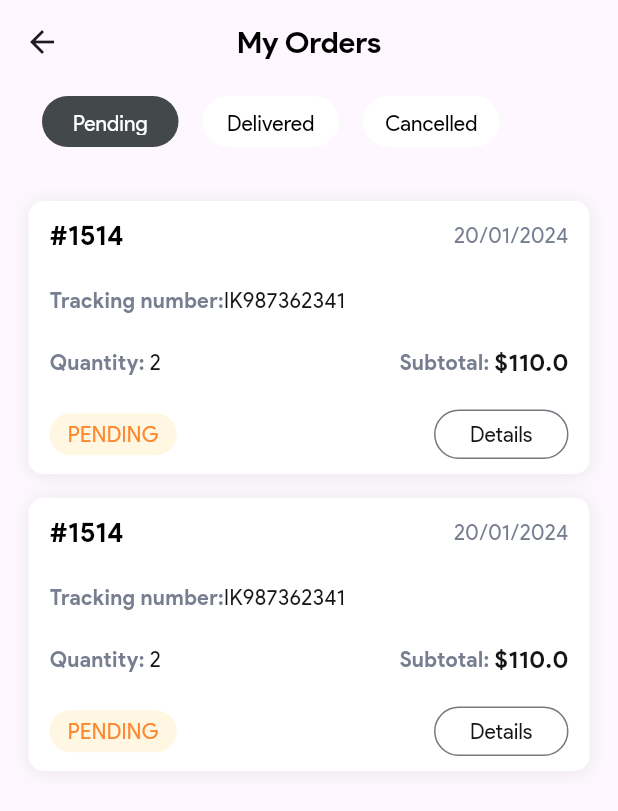
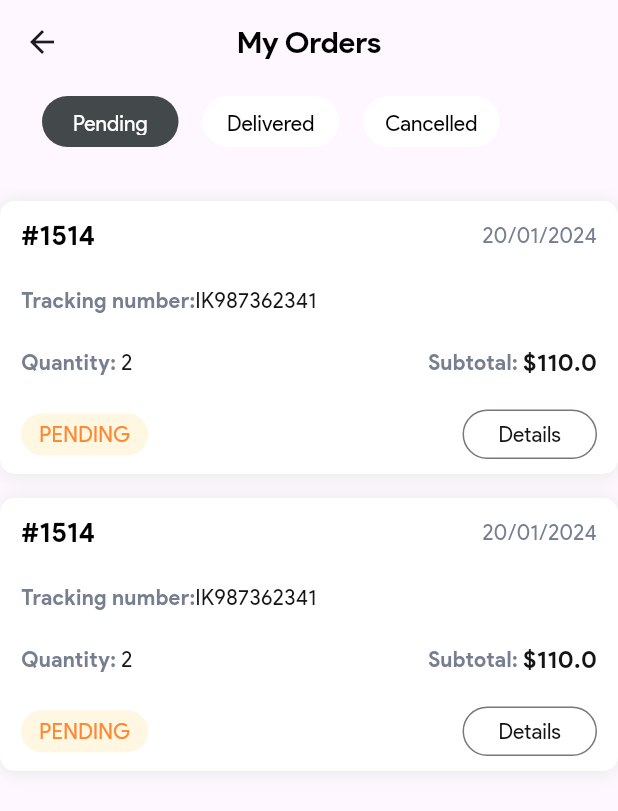
Before and after one commit to Nilav2608/E-commerce-marketplace, a Flutter app: the MyOrdersPage screen opened by its route, on a phone screen of 412 x 824 dp. Shown: the top 811 px of the screen. Run offline on Flutter 3.47's test engine with Material 3 defaults, Android fonts, the phone set to English and light mode, and no system bars; our stand-ins replace bloc, carousel_indicator, carousel_slider, csc_picker, flutter_bloc, flutter_rating_bar and 5 more; missing offline and left inert: sliding_switch; network calls fail.

Commit message:
My orders page - Refactoring

```diff
--- a/lib/presentation/pages/MyOrders/my_order_details_card.dart
+++ b/lib/presentation/pages/MyOrders/my_order_details_card.dart
@@ -34,12 +34,7 @@ class MyOrderDetailsCard extends StatelessWidget {
       statusTextColor = Colors.black;
       statusBgColor = Colors.white;
     }
-//statusTextColor = const Color(0xffCF6212);
-//statusTextColor = const Color(0xff009254);
-//statusTextColor = const Color(0xffC50000);
-    return Padding(
-      padding: const EdgeInsets.symmetric(horizontal: 19.0),
-      child: Container(
+    return Container(
       width: 336,
       height: 182,
       decoration: BoxDecoration(
@@ -179,7 +174,6 @@ class MyOrderDetailsCard extends StatelessWidget {
           ],
         ),
       ),
-      ),
     );
   }
 }
--- a/lib/routes/routes.dart
+++ b/lib/routes/routes.dart
@@ -17,7 +17,7 @@ import 'package:fluxestore/routes/custom_transition_routes.dart';
 import '../Business_Logic/CheckOutPageBloc/check_out_page_bloc.dart';
 import '../Business_Logic/landing_page_bloc/landing_page_bloc.dart';
 import '../models/product_data_model.dart';
-import '../presentation/pages/MyOrders/my_orders.dart';
+import '../presentation/pages/MyOrders/my_orders_page.dart';
 
 class MyGenerateRoute {
   final LandingPageBloc landingPageBloc = LandingPageBloc();
@@ -110,7 +110,7 @@ class MyGenerateRoute {
           //for bottom up transition
             dx: 0.0,
             dy: 1.0,
-            curves: Curves.easeInOutCirc,
+            curves: Curves.fastOutSlowIn,
             child: const ProductFeedBackPage());
       default:
         return _errorRoute();
```
Also changed, not shown: lib/presentation/pages/MyOrders/my_orders_page.dart (line endings or trailing spaces). Lines whose indentation alone changed are shown as unchanged.
